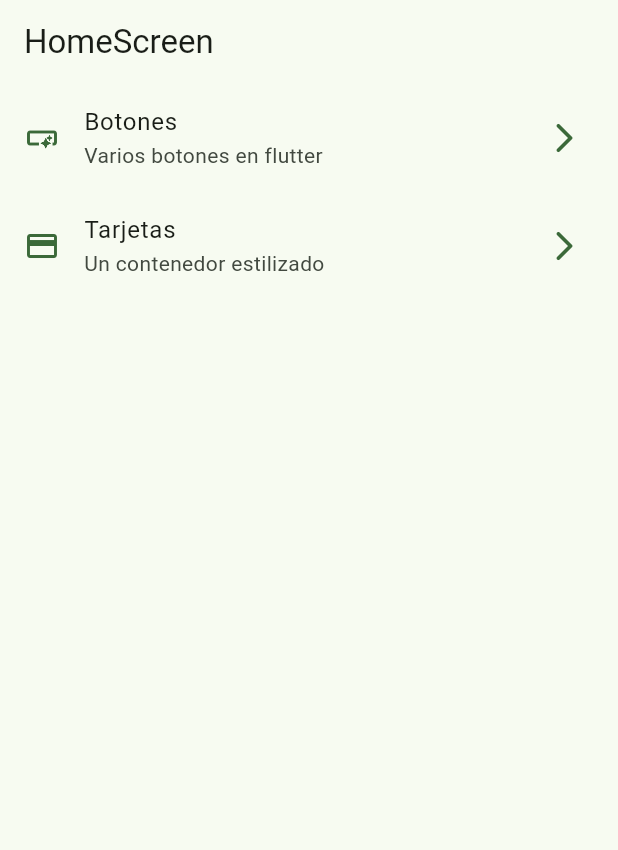
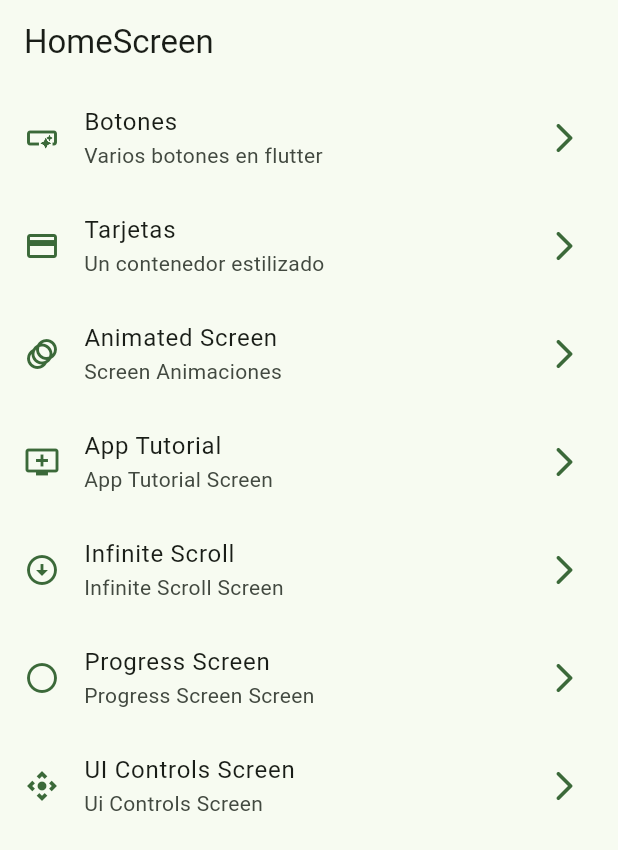
Before and after one commit to mikeonoff09/widgets-app, a Flutter app: the screen it shows after launch, on a phone screen of 412 x 824 dp. Shown: the top 850 px of the screen. Run offline on Flutter 3.47's test engine with Material 2 defaults, Android fonts, the phone set to English and light mode, and no system bars; our stand-ins replace go_router.

Commit message:
routes and menu items added

```diff
--- a/lib/config/menu/menu_items.dart
+++ b/lib/config/menu/menu_items.dart
@@ -27,4 +27,35 @@ const appMenuItems = <MenuItem>[
     link: '/cards',
     icon: Icons.credit_card,
   ),
+  MenuItem(
+    title: "Animated Screen",
+    subtitle: 'Screen Animaciones',
+    link: '/animated',
+    icon: Icons.animation,
+  ),
+  MenuItem(
+    title: "App Tutorial",
+    subtitle: 'App Tutorial Screen',
+    link: '/app_tutorial',
+    icon: Icons.add_to_queue_outlined,
+  ),
+  MenuItem(
+    title: "Infinite Scroll",
+    subtitle: 'Infinite Scroll Screen',
+    link: '/infinite_scroll',
+    icon: Icons.arrow_circle_down,
+  ),
+  MenuItem(
+    title: "Progress Screen",
+    subtitle: 'Progress Screen Screen',
+    link: '/progress',
+    icon: Icons.panorama_fisheye_rounded,
+  ),
+  MenuItem(
+    title: "UI Controls Screen",
+    subtitle: 'Ui Controls Screen',
+    link: '/ui_controls',
+    icon: Icons.control_camera,
+  ),
+
 ];
--- a/lib/config/router/app_router.dart
+++ b/lib/config/router/app_router.dart
@@ -19,5 +19,35 @@ final appRouter = GoRouter(
       name: ButtonsScreen.name,
       builder: (context, state) => const ButtonsScreen(),
     ),
+    GoRoute(
+      path: '/app_tutorial',
+      name: AppTutorialScreen.name,
+      builder: (context, state) => const AppTutorialScreen(),
+    ),
+    GoRoute(
+      path: '/animated',
+      name: AnimatedScreen.name,
+      builder: (context, state) => const AnimatedScreen(),
+    ),
+    GoRoute(
+      path: '/infinite_scroll',
+      name: InfiniteScrollScreen.name,
+      builder: (context, state) => const InfiniteScrollScreen(),
+    ),
+    GoRoute(
+      path: '/progress',
+      name: ProgressScreen.name,
+      builder: (context, state) => const ProgressScreen(),
+    ),
+    GoRoute(
+      path: '/snack_bar',
+      name: SnackbarScreen.name,
+      builder: (context, state) => const SnackbarScreen(),
+    ),
+    GoRoute(
+      path: '/ui_controls',
+      name: UiControlsScreen.name,
+      builder: (context, state) => const UiControlsScreen(),
+    ),
   ],
 );
--- a/lib/presentation/screens/screens.dart
+++ b/lib/presentation/screens/screens.dart
@@ -1,3 +1,9 @@
-export 'home/home_screen.dart';
-export 'buttons/buttons_screen.dart';
-export 'cards/cards_screen.dart';
+export 'package:widgets_app/presentation/screens/animated/animated_screen.dart';
+export 'package:widgets_app/presentation/screens/app_tutorial/app_tutorial_screen.dart';
+export 'package:widgets_app/presentation/screens/buttons/buttons_screen.dart';
+export 'package:widgets_app/presentation/screens/cards/cards_screen.dart';
+export 'package:widgets_app/presentation/screens/home/home_screen.dart';
+export 'package:widgets_app/presentation/screens/infinite_scroll/infinite_scroll_screen.dart';
+export 'package:widgets_app/presentation/screens/progress/progress_screen.dart';
+export 'package:widgets_app/presentation/screens/snackbar/snackbar_screen.dart';
+export 'package:widgets_app/presentation/screens/ui_controls/ui_controls_screen.dart';
```
